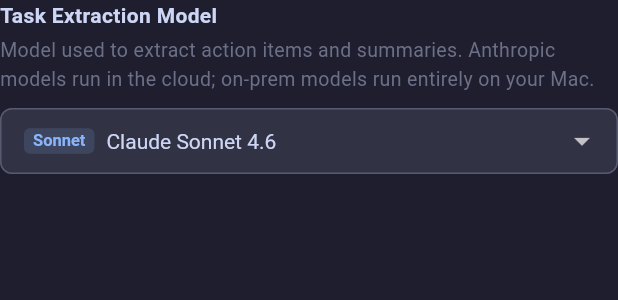
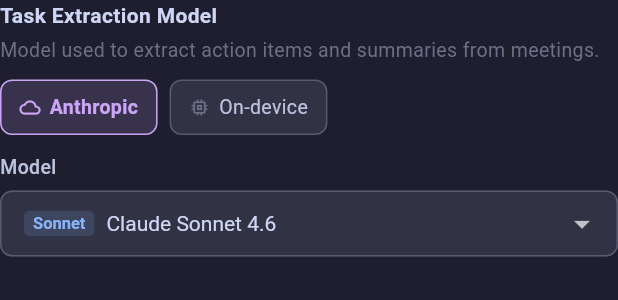
Before and after one commit to ankit2101/CalendarTask-Manager, a Flutter app: the _TaskExtractionSettingsSection widget shown alone on an empty page, opened directly, on a phone screen of 412 x 824 dp. Shown: the top 300 px of the screen. Run offline on Flutter 3.47's test engine with Material 3 defaults, Android fonts, the phone set to English and light mode, and no system bars; our stand-ins replace dio, file_picker, flutter_local_notifications, flutter_riverpod, flutter_secure_storage, go_router and 3 more; missing offline and left inert: encrypt, launch_at_startup, macos_secure_bookmarks; accounts and stored records are empty.

Commit message:
feat: split task extraction picker into Anthropic/On-device mode chips
Replace the single mixed dropdown with two mode selector chips
(Anthropic / On-device) matching the existing Audio Capture Mode style,
followed by a mode-specific model dropdown underneath.

Co-Authored-By: Claude Sonnet 4.6 <noreply@anthropic.com>

```diff
--- a/lib/pages/settings_page.dart
+++ b/lib/pages/settings_page.dart
@@ -532,16 +532,43 @@ class _TaskExtractionSettingsSectionState extends ConsumerState<_TaskExtractionS
     );
   }
 
+  Widget _modeChip(String id, String label, IconData icon, bool isSelected, VoidCallback onTap) {
+    return Padding(
+      padding: const EdgeInsets.only(right: 8),
+      child: InkWell(
+        onTap: onTap,
+        borderRadius: BorderRadius.circular(8),
+        child: Container(
+          padding: const EdgeInsets.symmetric(horizontal: 12, vertical: 8),
+          decoration: BoxDecoration(
+            color: isSelected ? CatppuccinMocha.mauve.withValues(alpha: 0.15) : CatppuccinMocha.surface0,
+            borderRadius: BorderRadius.circular(8),
+            border: Border.all(color: isSelected ? CatppuccinMocha.mauve : CatppuccinMocha.surface2),
+          ),
+          child: Row(children: [
+            Icon(icon, size: 14, color: isSelected ? CatppuccinMocha.mauve : CatppuccinMocha.overlay0),
+            const SizedBox(width: 6),
+            Text(label, style: TextStyle(
+              fontSize: 13,
+              color: isSelected ? CatppuccinMocha.mauve : CatppuccinMocha.subtext1,
+              fontWeight: isSelected ? FontWeight.w600 : FontWeight.normal,
+            )),
+          ]),
+        ),
+      ),
+    );
+  }
+
   @override
   Widget build(BuildContext context) {
     final settings = ref.watch(settingsProvider);
     final isLocal = settings.taskExtractionModeStr == 'local';
-    final selectedModel = LocalLlmModel.fromId(settings.localLlmModelId);
+    final selectedLocalModel = LocalLlmModel.fromId(settings.localLlmModelId);
     final cloudModels = ref.watch(availableModelsProvider);
     final validCloudId = cloudModels.any((m) => m.id == settings.claudeModelId)
         ? settings.claudeModelId
         : kDefaultClaudeModelId;
-    final currentValue = isLocal ? selectedModel.id : validCloudId;
+    final notifier = ref.read(settingsProvider.notifier);
 
     return Column(
       crossAxisAlignment: CrossAxisAlignment.start,
@@ -549,12 +576,26 @@ class _TaskExtractionSettingsSectionState extends ConsumerState<_TaskExtractionS
         const Text('Task Extraction Model', style: TextStyle(fontWeight: FontWeight.w600, color: CatppuccinMocha.text)),
         const SizedBox(height: 4),
         const Text(
-          'Model used to extract action items and summaries. Anthropic models run in the cloud; on-prem models run entirely on your Mac.',
+          'Model used to extract action items and summaries from meetings.',
           style: TextStyle(fontSize: 13, color: CatppuccinMocha.overlay0),
         ),
         const SizedBox(height: 10),
+
+        // Mode selector
+        Row(children: [
+          _modeChip('cloud', 'Anthropic', Icons.cloud_outlined, !isLocal,
+            () => notifier.update(settings.copyWith(taskExtractionModeStr: 'cloud'))),
+          _modeChip('local', 'On-device', Icons.memory_outlined, isLocal,
+            () => notifier.update(settings.copyWith(taskExtractionModeStr: 'local'))),
+        ]),
+        const SizedBox(height: 12),
+
+        if (!isLocal) ...[
+          // Cloud model picker
+          const Text('Model', style: TextStyle(fontSize: 13, fontWeight: FontWeight.w500, color: CatppuccinMocha.subtext1)),
+          const SizedBox(height: 6),
           DropdownButtonFormField<String>(
-          value: currentValue,
+            value: validCloudId,
             isExpanded: true,
             dropdownColor: CatppuccinMocha.surface0,
             style: const TextStyle(color: CatppuccinMocha.text, fontSize: 14),
@@ -567,24 +608,39 @@ class _TaskExtractionSettingsSectionState extends ConsumerState<_TaskExtractionS
               focusedBorder: _border(CatppuccinMocha.mauve),
               contentPadding: const EdgeInsets.symmetric(horizontal: 12, vertical: 10),
             ),
-          items: [
-            ...cloudModels.map(_cloudMenuItem),
-            ...LocalLlmModel.values.map(_localMenuItem),
-          ],
+            items: cloudModels.map(_cloudMenuItem).toList(),
             onChanged: (val) {
               if (val == null) return;
-            final notifier = ref.read(settingsProvider.notifier);
-            if (LocalLlmModel.values.any((m) => m.id == val)) {
-              notifier.update(settings.copyWith(taskExtractionModeStr: 'local', localLlmModelId: val));
-            } else {
-              notifier.update(settings.copyWith(taskExtractionModeStr: 'cloud', claudeModelId: val));
-            }
+              notifier.update(settings.copyWith(claudeModelId: val));
             },
           ),
+        ] else ...[
+          // On-device model picker
+          const Text('Model', style: TextStyle(fontSize: 13, fontWeight: FontWeight.w500, color: CatppuccinMocha.subtext1)),
+          const SizedBox(height: 6),
+          DropdownButtonFormField<String>(
+            value: selectedLocalModel.id,
+            isExpanded: true,
+            dropdownColor: CatppuccinMocha.surface0,
+            style: const TextStyle(color: CatppuccinMocha.text, fontSize: 14),
+            decoration: InputDecoration(
+              isDense: true,
+              filled: true,
+              fillColor: CatppuccinMocha.surface0,
+              border: _border(CatppuccinMocha.surface2),
+              enabledBorder: _border(CatppuccinMocha.surface2),
+              focusedBorder: _border(CatppuccinMocha.mauve),
+              contentPadding: const EdgeInsets.symmetric(horizontal: 12, vertical: 10),
+            ),
+            items: LocalLlmModel.values.map(_localMenuItem).toList(),
+            onChanged: (val) {
+              if (val == null) return;
+              notifier.update(settings.copyWith(localLlmModelId: val));
+            },
+          ),
+          const SizedBox(height: 10),
 
-        if (isLocal) ...[
-          const SizedBox(height: 14),
-          // Backend availability (whether the llama.cpp engine is linked)
+          // Engine availability
           Row(children: [
             Icon(_backendAvailable ? Icons.check_circle : Icons.error_outline, size: 14,
                 color: _backendAvailable ? CatppuccinMocha.green : CatppuccinMocha.yellow),
@@ -592,11 +648,13 @@ class _TaskExtractionSettingsSectionState extends ConsumerState<_TaskExtractionS
             Expanded(child: Text(
               _backendAvailable
                   ? 'On-device engine ready (llama.cpp bundled)'
-                  : 'On-device engine unavailable in this build — use a cloud model, or rebuild the app.',
+                  : 'On-device engine unavailable in this build — use Anthropic, or rebuild.',
               style: TextStyle(fontSize: 12, color: _backendAvailable ? CatppuccinMocha.text : CatppuccinMocha.yellow),
             )),
           ]),
           const SizedBox(height: 10),
+
+          // Download / progress
           if (_downloading) ...[
             LinearProgressIndicator(
               value: _downloadProgress > 0 ? _downloadProgress : null,
@@ -620,11 +678,11 @@ class _TaskExtractionSettingsSectionState extends ConsumerState<_TaskExtractionS
             ]),
           ] else
             Row(children: [
-              if (!(_modelDownloaded[selectedModel] ?? false))
+              if (!(_modelDownloaded[selectedLocalModel] ?? false))
                 ElevatedButton.icon(
-                  onPressed: () => _downloadModel(selectedModel),
+                  onPressed: () => _downloadModel(selectedLocalModel),
                   icon: const Icon(Icons.download, size: 14),
-                  label: Text('Download ${selectedModel.label}'),
+                  label: Text('Download ${selectedLocalModel.label}'),
                   style: ElevatedButton.styleFrom(padding: const EdgeInsets.symmetric(horizontal: 12, vertical: 8)),
                 )
               else ...[
@@ -634,7 +692,7 @@ class _TaskExtractionSettingsSectionState extends ConsumerState<_TaskExtractionS
                 const SizedBox(width: 12),
                 TextButton(
                   style: TextButton.styleFrom(padding: const EdgeInsets.symmetric(horizontal: 8, vertical: 4), minimumSize: Size.zero),
-                  onPressed: () => _deleteModel(selectedModel),
+                  onPressed: () => _deleteModel(selectedLocalModel),
                   child: const Text('Delete', style: TextStyle(fontSize: 12, color: CatppuccinMocha.red)),
                 ),
               ],
```
Lines whose indentation alone changed are shown as unchanged.
